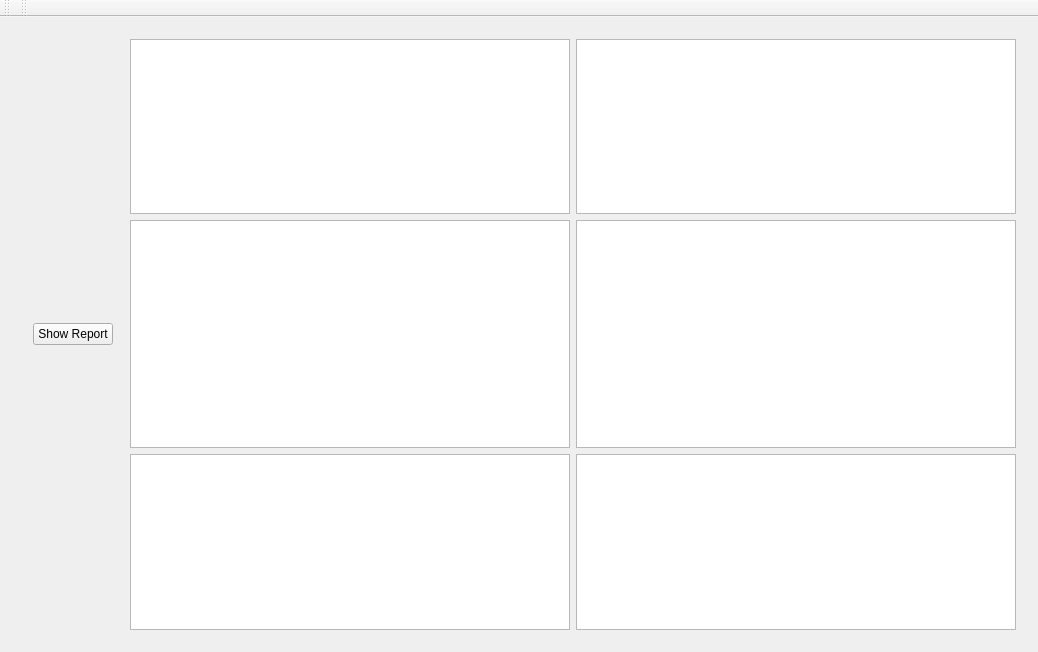
Above: mainwindow.ui from LauraHagege/QTDesignerProject before the change. Below: the same form after it.
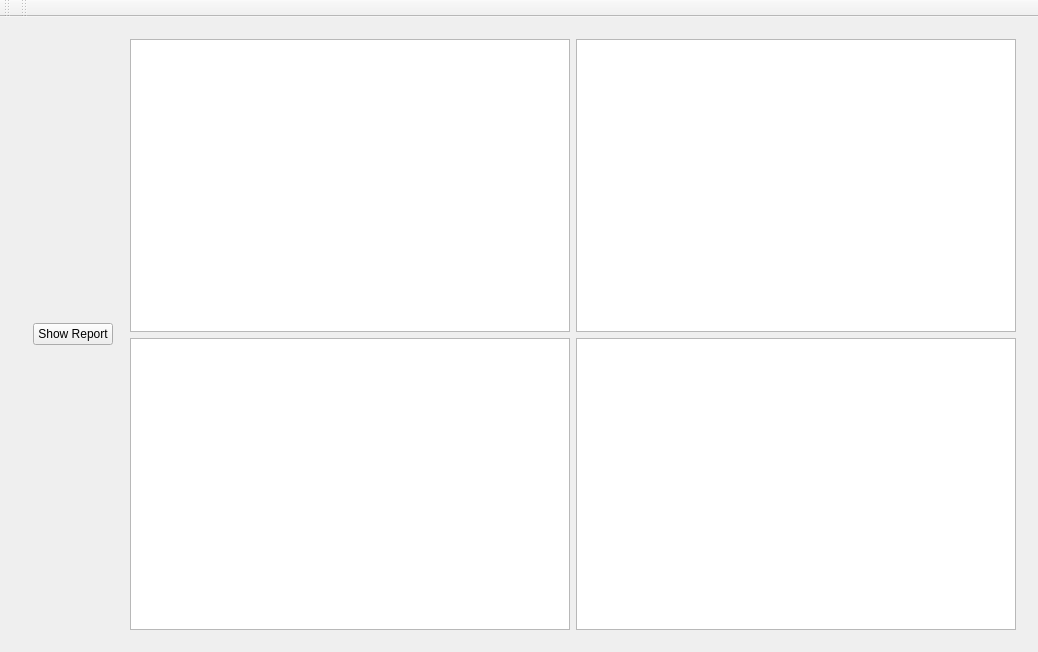
That is the form after the change.

The edit to the form file:
```diff
--- a/mainwindow.ui
+++ b/mainwindow.ui
@@ -25,14 +25,7 @@
      <widget class="QWidget" name="widget" native="true">
       <layout class="QGridLayout" name="gridLayout_4">
        <item row="1" column="1">
-        <layout class="QHBoxLayout" name="Reports">
-         <item>
-          <widget class="QTextEdit" name="report"/>
-         </item>
-         <item>
-          <widget class="QTextEdit" name="simplified_report"/>
-         </item>
-        </layout>
+        <layout class="QHBoxLayout" name="Reports"/>
        </item>
        <item row="0" column="0" rowspan="2">
         <widget class="QWidget" name="Informations" native="true">
```
